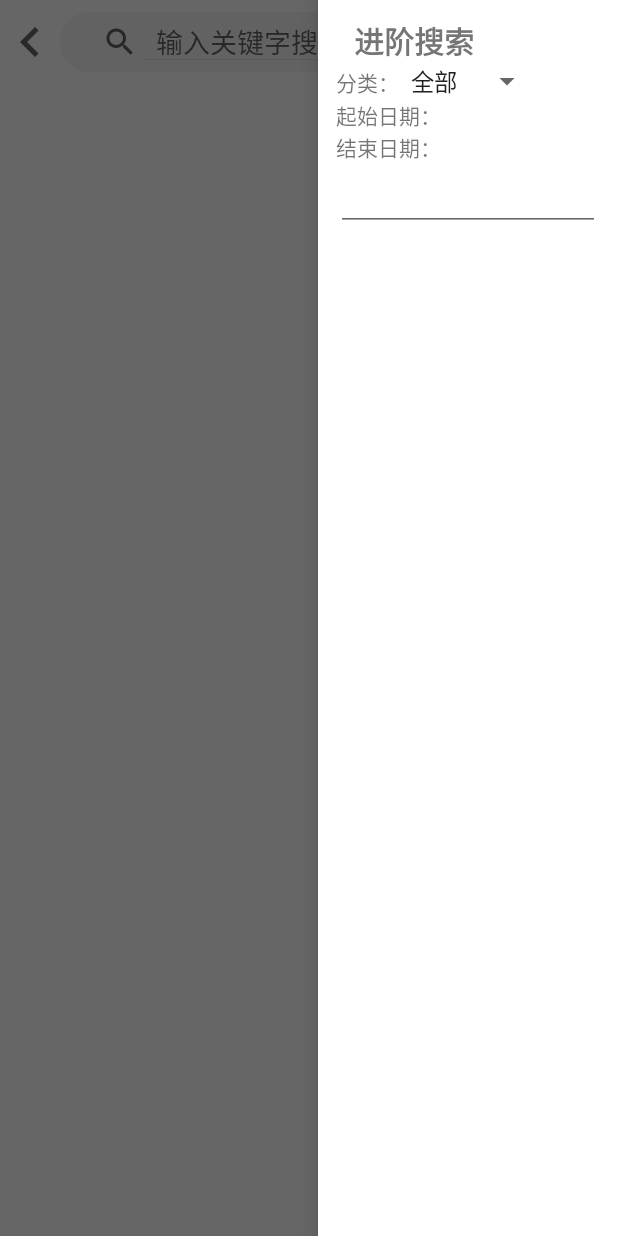
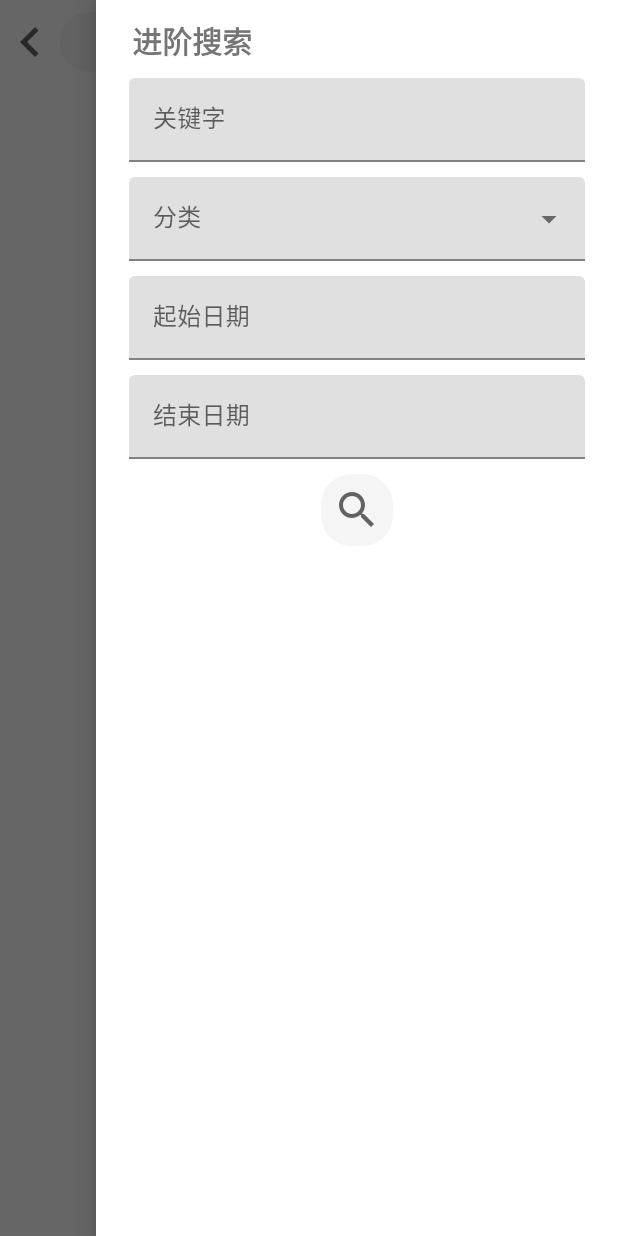
Before and after one commit to Boxworld1/30240522_BoxNews, an Android app: the SearchActivity screen opened directly, with no data from a screen before it, with the side drawer open, on a phone screen of 412 x 824 dp. Run offline under Robolectric (Android 15) with nearby library versions, the phone set to English and light mode, and no system bars; our stand-ins replace Room's generated code; network calls fail.

Commit message:
v1.6.0 add search function

```diff
--- a/app/build.gradle
+++ b/app/build.gradle
@@ -58,5 +58,6 @@ dependencies {
     //noinspection LifecycleAnnotationProcessorWithJava8
     annotationProcessor "androidx.lifecycle:lifecycle-compiler:2.3.1"
 
+    implementation 'com.google.android.material:material:1.5.0-alpha03'
     implementation 'com.facebook.stetho:stetho:1.5.1'
 }
--- a/app/src/main/java/com/java/rongyilang/SearchActivity.java
+++ b/app/src/main/java/com/java/rongyilang/SearchActivity.java
@@ -1,19 +1,29 @@
 package com.java.rongyilang;
 
+import androidx.annotation.RequiresApi;
 import androidx.appcompat.app.ActionBar;
 import androidx.appcompat.app.AppCompatActivity;
 import androidx.appcompat.widget.SearchView;
 import androidx.drawerlayout.widget.DrawerLayout;
 
+import android.app.DatePickerDialog;
 import android.app.Fragment;
+import android.icu.text.SimpleDateFormat;
+import android.icu.util.Calendar;
 import android.media.Image;
+import android.os.Build;
 import android.os.Bundle;
+import android.text.Editable;
+import android.text.TextWatcher;
 import android.view.Gravity;
 import android.view.Menu;
 import android.view.MenuItem;
 import android.view.View;
 import android.widget.AdapterView;
 import android.widget.ArrayAdapter;
+import android.widget.AutoCompleteTextView;
+import android.widget.DatePicker;
+import android.widget.EditText;
 import android.widget.ImageView;
 import android.widget.LinearLayout;
 import android.widget.Spinner;
@@ -30,6 +40,7 @@ import com.java.rongyilang.search.SearchItemFragment;
 
 import java.util.ArrayList;
 import java.util.List;
+import java.util.Locale;
 
 public class SearchActivity extends AppCompatActivity {
 
@@ -37,6 +48,16 @@ public class SearchActivity extends AppCompatActivity {
     private String mStartDate = "";
     private String mEndDate = "";
     private String mType = "";
+
+    private Calendar startCalendar;
+    private Calendar endCalendar;
+
+    private EditText startEditText;
+    private EditText endEditText;
+
+    private DrawerLayout drawerLayout;
+
+    @RequiresApi(api = Build.VERSION_CODES.N)
     @Override
     protected void onCreate(Bundle savedInstanceState) {
         super.onCreate(savedInstanceState);
@@ -47,14 +68,14 @@ public class SearchActivity extends AppCompatActivity {
         }
 
         setContentView(R.layout.fragment_search);
-        mKeyword = getIntent().getStringExtra("QueryKeyword");
+
+        //mKeyword = getIntent().getStringExtra("QueryKeyword");
+        drawerLayout = findViewById(R.id.search_drawer_layout);
 
         SearchItemFragment searchItemFragment = SearchItemFragment.newInstance(mKeyword, mStartDate, mEndDate, mType);
 
         getSupportFragmentManager().beginTransaction()
                 .replace(R.id.search_list_container, searchItemFragment).commit();
-
-        searchItemFragment.update(mKeyword, mStartDate, mEndDate, mType);
 
         SearchView mSearchView = findViewById(R.id.search_searchBar);
 
@@ -72,22 +93,74 @@ public class SearchActivity extends AppCompatActivity {
             }
         });
 
-        Spinner spinner = findViewById(R.id.search_category_spinner);
-        ArrayAdapter<CharSequence> adapter = ArrayAdapter.createFromResource(
-                this, R.array.search_categories, android.R.layout.simple_spinner_item);
-        spinner.setAdapter(adapter);
+        EditText editText = findViewById(R.id.search_drawer_keyword_text);
+        editText.addTextChangedListener(new TextWatcher() {
+            @Override
+            public void beforeTextChanged(CharSequence charSequence, int i, int i1, int i2) {
 
-        spinner.setOnItemSelectedListener(new AdapterView.OnItemSelectedListener() {
-            @Override
-            public void onItemSelected(AdapterView<?> adapterView, View view, int i, long l) {
-                mType = (String) adapterView.getSelectedItem();
             }
 
             @Override
-            public void onNothingSelected(AdapterView<?> adapterView) {
+            public void onTextChanged(CharSequence charSequence, int i, int i1, int i2) {
+
+            }
+
+            @Override
+            public void afterTextChanged(Editable editable) {
 
             }
         });
+
+
+        AutoCompleteTextView autoCompleteTextView = findViewById(R.id.search_auto_complete);
+        ArrayAdapter<CharSequence> adapter = ArrayAdapter.createFromResource(
+                this, R.array.search_categories, R.layout.search_item);
+        autoCompleteTextView.setSelection(0);
+        autoCompleteTextView.setAdapter(adapter);
+
+        autoCompleteTextView.setOnItemClickListener(new AdapterView.OnItemClickListener() {
+            @Override
+            public void onItemClick(AdapterView<?> adapterView, View view, int i, long l) {
+                mType = adapterView.getItemAtPosition(i).toString();
+                Log.d("", "Change to:" + mKeyword);
+            }
+        });
+
+
+        startCalendar = Calendar.getInstance();
+        startEditText= (EditText) findViewById(R.id.search_drawer_start_date_edit_text);
+
+        DatePickerDialog.OnDateSetListener startDate = (view, year, monthOfYear, dayOfMonth) -> {
+            startCalendar.set(Calendar.YEAR, year);
+            startCalendar.set(Calendar.MONTH, monthOfYear);
+            startCalendar.set(Calendar.DAY_OF_MONTH, dayOfMonth);
+            updateStartLabel();
+        };
+
+        startEditText.setOnClickListener(v -> {
+            new DatePickerDialog(SearchActivity.this, startDate,
+                    startCalendar.get(Calendar.YEAR),
+                    startCalendar.get(Calendar.MONTH),
+                    startCalendar.get(Calendar.DAY_OF_MONTH)).show();
+        });
+
+        endCalendar = Calendar.getInstance();
+        endEditText = (EditText) findViewById(R.id.search_drawer_end_date_edit_text) ;
+
+        DatePickerDialog.OnDateSetListener endDate = (view, year, monthOfYear, dayOfMonth) -> {
+            endCalendar.set(Calendar.YEAR, year);
+            endCalendar.set(Calendar.MONTH, monthOfYear);
+            endCalendar.set(Calendar.DAY_OF_MONTH, dayOfMonth);
+            updateEndLabel();
+        };
+
+        endEditText.setOnClickListener(v -> {
+            new DatePickerDialog(SearchActivity.this, endDate,
+                    endCalendar.get(Calendar.YEAR),
+                    endCalendar.get(Calendar.MONTH),
+                    endCalendar.get(Calendar.DAY_OF_MONTH)).show();
+        });
+
 
         ImageView buttonClose = findViewById(R.id.search_close_button);
         buttonClose.setOnClickListener((View.OnClickListener) view -> {
@@ -95,8 +168,31 @@ public class SearchActivity extends AppCompatActivity {
         });
 
         ImageView buttonFilter = findViewById(R.id.search_filter_button);
-        DrawerLayout drawerLayout = findViewById(R.id.search_drawer_layout);
+
         buttonFilter.setOnClickListener(view -> drawerLayout.openDrawer(Gravity.RIGHT));
+
+        ImageView buttonSearch = findViewById(R.id.search_drawer_button);
+        buttonSearch.setOnClickListener(view -> {
+            mKeyword = editText.getText().toString();
+            searchItemFragment.update(mKeyword, mStartDate, mEndDate, mType);
+            drawerLayout.closeDrawers();
+        });
+    }
+
+    @RequiresApi(api = Build.VERSION_CODES.N)
+    private void updateStartLabel() {
+        String myFormat = "yyyy-MM-dd";
+        SimpleDateFormat simpleDateFormat = new SimpleDateFormat(myFormat, Locale.CHINA);
+        mStartDate = simpleDateFormat.format(startCalendar.getTime());
+        startEditText.setText(simpleDateFormat.format(startCalendar.getTime()));
+    }
+
+    @RequiresApi(api = Build.VERSION_CODES.N)
+    private void updateEndLabel() {
+        String myFormat = "yyyy-MM-dd";
+        SimpleDateFormat simpleDateFormat = new SimpleDateFormat(myFormat, Locale.CHINA);
+        mEndDate = simpleDateFormat.format(endCalendar.getTime());
+        endEditText.setText(simpleDateFormat.format(endCalendar.getTime()));
     }
 
 }
--- a/app/src/main/res/layout/fragment_search.xml
+++ b/app/src/main/res/layout/fragment_search.xml
@@ -66,7 +66,7 @@
     <com.google.android.material.navigation.NavigationView
         android:id="@+id/navigation_view"
         android:layout_height="match_parent"
-        android:layout_width="200dp"
+        android:layout_width="match_parent"
         android:layout_gravity="end">
         <include layout="@layout/search_drawer"/>
     </com.google.android.material.navigation.NavigationView>
--- a/app/src/main/res/layout/search_drawer.xml
+++ b/app/src/main/res/layout/search_drawer.xml
@@ -21,59 +21,88 @@
         app:layout_constraintStart_toStartOf="parent"
         app:layout_constraintTop_toTopOf="parent"/>
 
-    <LinearLayout
+
+    <com.google.android.material.textfield.TextInputLayout
+        android:id="@+id/search_drawer_keyword"
+        android:layout_width="match_parent"
+        android:layout_height="wrap_content"
+        android:layout_margin="10dp"
+        app:layout_constraintTop_toBottomOf="@id/search_drawer_title"
+        android:hint="@string/search_keyword">
+
+        <com.google.android.material.textfield.TextInputEditText
+            android:id="@+id/search_drawer_keyword_text"
+            android:layout_width="match_parent"
+            android:layout_height="wrap_content" />
+
+    </com.google.android.material.textfield.TextInputLayout>
+
+    <com.google.android.material.textfield.TextInputLayout
         android:id="@+id/search_drawer_category"
         android:layout_width="match_parent"
         android:layout_height="wrap_content"
         android:orientation="horizontal"
-        app:layout_constraintTop_toBottomOf="@id/search_drawer_title">
+        android:layout_margin="10dp"
+        app:layout_constraintTop_toBottomOf="@id/search_drawer_keyword"
+        android:hint="@string/search_category"
+        style="@style/Widget.MaterialComponents.TextInputLayout.FilledBox.ExposedDropdownMenu">
 
-        <TextView
-            android:id="@+id/search_category"
-            android:layout_width="wrap_content"
+        <AutoCompleteTextView
+            android:id="@+id/search_auto_complete"
+            android:layout_width="match_parent"
             android:layout_height="wrap_content"
-            android:text="@string/search_category"/>
+            android:inputType="none"
+            />
 
-        <Spinner
-            android:id="@+id/search_category_spinner"
-            android:layout_width="wrap_content"
-            android:layout_height="wrap_content"/>
+    </com.google.android.material.textfield.TextInputLayout>
 
-    </LinearLayout>
-
-    <LinearLayout
+    <com.google.android.material.textfield.TextInputLayout
         android:id="@+id/search_drawer_start_date"
         android:layout_width="match_parent"
         android:layout_height="wrap_content"
-        android:orientation="horizontal"
-        app:layout_constraintTop_toBottomOf="@id/search_drawer_category">
+        android:layout_margin="10dp"
+        app:layout_constraintTop_toBottomOf="@id/search_drawer_category"
+        android:hint="@string/search_start_date">
 
-        <TextView
-            android:id="@+id/search_start_date"
-            android:layout_width="wrap_content"
-            android:layout_height="wrap_content"
-            android:text="@string/search_start_date"/>
+        <com.google.android.material.textfield.TextInputEditText
+            android:id="@+id/search_drawer_start_date_edit_text"
+            android:clickable="false"
+            android:cursorVisible="false"
+            android:focusable="false"
+            android:focusableInTouchMode="false"
+            android:layout_width="match_parent"
+            android:layout_height="wrap_content" />
 
-    </LinearLayout>
+    </com.google.android.material.textfield.TextInputLayout>
 
-    <LinearLayout
+    <com.google.android.material.textfield.TextInputLayout
         android:id="@+id/search_drawer_end_date"
         android:layout_width="match_parent"
         android:layout_height="wrap_content"
-        android:orientation="horizontal"
-        app:layout_constraintTop_toBottomOf="@id/search_drawer_start_date">
+        android:layout_margin="10dp"
+        app:layout_constraintTop_toBottomOf="@id/search_drawer_start_date"
+        android:hint="@string/search_end_date">
 
-        <TextView
-            android:id="@+id/search_end_date"
-            android:layout_width="wrap_content"
-            android:layout_height="wrap_content"
-            android:text="@string/search_end_date"/>
+        <com.google.android.material.textfield.TextInputEditText
+            android:id="@+id/search_drawer_end_date_edit_text"
+            android:clickable="false"
+            android:cursorVisible="false"
+            android:focusable="false"
+            android:focusableInTouchMode="false"
+            android:layout_width="match_parent"
+            android:layout_height="wrap_content" />
 
-    </LinearLayout>
+    </com.google.android.material.textfield.TextInputLayout>
 
-    <com.google.android.material.textfield.TextInputEditText
-        android:layout_width="match_parent"
-        android:layout_height="wrap_content"
+    <ImageView
+        android:id="@+id/search_drawer_button"
+        android:layout_width="48dp"
+        android:layout_height="48dp"
+        android:layout_margin="10dp"
+        app:layout_constraintStart_toStartOf="parent"
+        app:layout_constraintEnd_toEndOf="parent"
         app:layout_constraintTop_toBottomOf="@id/search_drawer_end_date"
-        />
+        android:background="@drawable/bg_search_box"
+        android:src="@drawable/ic_baseline_search_24"/>
+
 </androidx.constraintlayout.widget.ConstraintLayout>
--- a/app/src/main/res/values/strings.xml
+++ b/app/src/main/res/values/strings.xml
@@ -103,9 +103,10 @@
     <string name="top_search_title">搜索</string>
     <string name="search_hint">输入关键字搜索</string>
     <string name="search_drawer_title">进阶搜索</string>
-    <string name="search_category">分类：</string>
-    <string name="search_start_date">起始日期：</string>
-    <string name="search_end_date">结束日期：</string>
+    <string name="search_category">分类</string>
+    <string name="search_start_date">起始日期</string>
+    <string name="search_end_date">结束日期</string>
+    <string name="search_keyword">关键字</string>
 
     <string-array name="search_categories">
         <item>全部</item>
```
Also changed, not shown: app/src/main/java/com/java/rongyilang/home/HomeFragment.java (+4 -10 lines), app/src/main/res/layout/fragment_home.xml (+17 -5 lines), app/src/main/res/layout/search_item.xml (added, +9 -0 lines).
